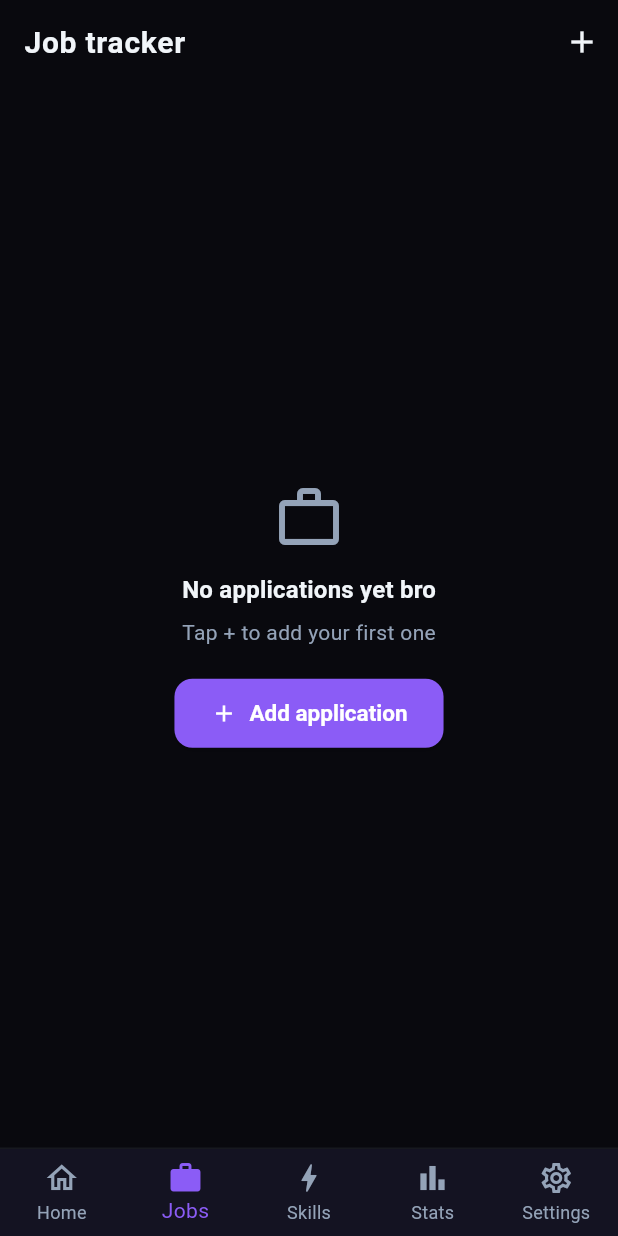
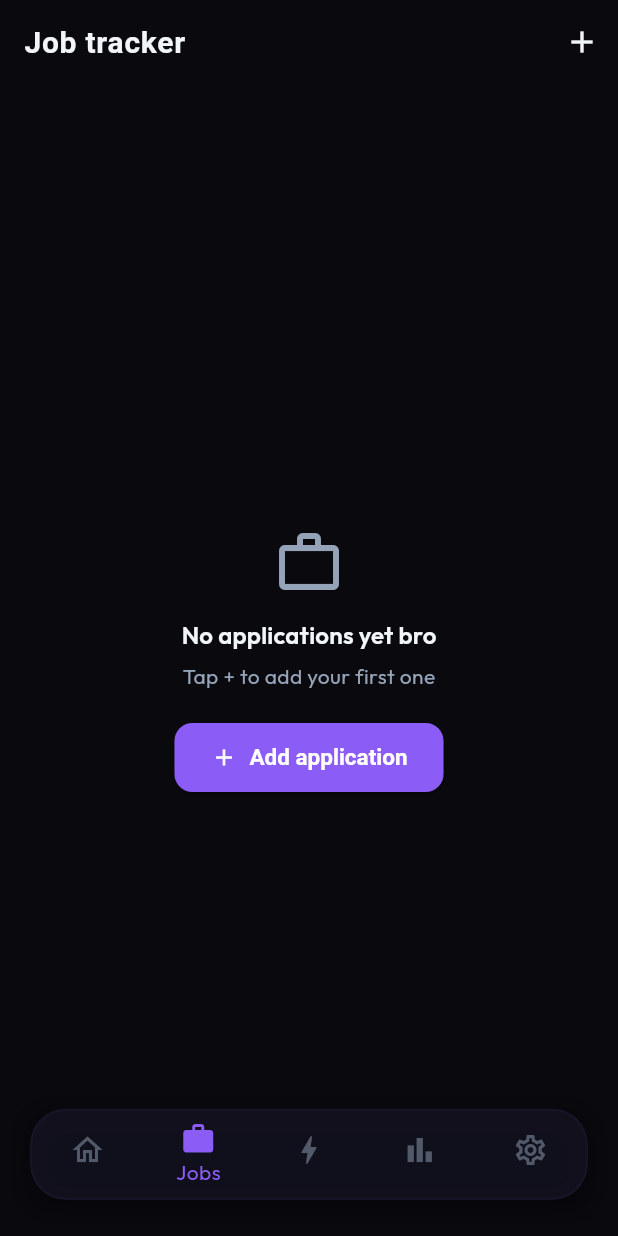
Before and after one commit to Niran31/Job-Ready, a Flutter app: the screen it shows after launch, item 2 of the bottom bar chosen, on a phone screen of 412 x 824 dp. Run offline on Flutter 3.47's test engine with Material 3 defaults, Android fonts, the phone set to English and light mode, and no system bars; our stand-ins replace cloud_firestore, firebase_auth, firebase_core, fl_chart, flutter_local_notifications, get and 5 more; accounts and stored records are empty.

Commit message:
UI/UX Branding & Styling: Outfit typography and Floating Bottom Navigation Bar with frosted glass BackdropFilter blur

```diff
--- a/jobready/lib/main.dart
+++ b/jobready/lib/main.dart
@@ -1,3 +1,4 @@
+import 'dart:ui';
 import 'package:flutter/material.dart';
 import 'package:get/get.dart';
 import 'package:hive_flutter/hive_flutter.dart';
@@ -84,22 +85,44 @@ class _MainNavigationState extends State<MainNavigation> {
   @override
   Widget build(BuildContext context) {
     return Scaffold(
+      extendBody: true, // Let screens flow behind the floating nav bar
       body: IndexedStack(
         index: _currentIndex,
         children: _screens,
       ),
       bottomNavigationBar: Container(
+        margin: const EdgeInsets.fromLTRB(20, 0, 20, 24),
         decoration: BoxDecoration(
-          border: Border(
-            top: BorderSide(
-              color: AppTheme.textSecondary.withOpacity(0.1),
-              width: 1,
+          boxShadow: [
+            BoxShadow(
+              color: Colors.black.withOpacity(0.35),
+              blurRadius: 16,
+              offset: const Offset(0, 4),
             ),
+          ],
+        ),
+        child: ClipRRect(
+          borderRadius: BorderRadius.circular(24),
+          child: BackdropFilter(
+            filter: ImageFilter.blur(sigmaX: 12, sigmaY: 12),
+            child: Container(
+              decoration: BoxDecoration(
+                color: AppTheme.bgCard.withOpacity(0.75),
+                borderRadius: BorderRadius.circular(24),
+                border: Border.all(
+                  color: AppTheme.bgCardLight.withOpacity(0.4),
+                  width: 1.5,
                 ),
               ),
               child: BottomNavigationBar(
                 currentIndex: _currentIndex,
                 onTap: (i) => setState(() => _currentIndex = i),
+                backgroundColor: Colors.transparent, // transparent to let BackdropFilter blur show through!
+                elevation: 0,
+                selectedItemColor: AppTheme.primary,
+                unselectedItemColor: AppTheme.textSecondary.withOpacity(0.5),
+                showSelectedLabels: true,
+                showUnselectedLabels: false,
                 items: const [
                   BottomNavigationBarItem(
                     icon: Icon(Icons.home_outlined),
@@ -129,6 +152,9 @@ class _MainNavigationState extends State<MainNavigation> {
                 ],
               ),
             ),
+          ),
+        ),
+      ),
     );
   }
 }
--- a/jobready/lib/screens/jobs_screen.dart
+++ b/jobready/lib/screens/jobs_screen.dart
@@ -103,6 +103,7 @@ class JobsScreen extends StatelessWidget {
                 ],
               );
             }),
+            const SizedBox(height: 100),
           ],
         );
       }),
--- a/jobready/lib/theme/app_theme.dart
+++ b/jobready/lib/theme/app_theme.dart
@@ -1,4 +1,5 @@
 import 'package:flutter/material.dart';
+import 'package:google_fonts/google_fonts.dart';
 
 class AppTheme {
   // Brand colors
@@ -42,7 +43,8 @@ class AppTheme {
           borderRadius: BorderRadius.circular(16),
         ),
       ),
-      textTheme: const TextTheme(
+      textTheme: GoogleFonts.outfitTextTheme(
+        const TextTheme(
           headlineLarge: TextStyle(color: textPrimary, fontWeight: FontWeight.w800, fontSize: 28),
           headlineMedium: TextStyle(color: textPrimary, fontWeight: FontWeight.w700, fontSize: 22),
           titleLarge: TextStyle(color: textPrimary, fontWeight: FontWeight.w600, fontSize: 18),
@@ -50,6 +52,7 @@ class AppTheme {
           bodyLarge: TextStyle(color: textPrimary, fontSize: 15),
           bodyMedium: TextStyle(color: textSecondary, fontSize: 14),
           labelLarge: TextStyle(color: textPrimary, fontWeight: FontWeight.w600, fontSize: 14),
+        ),
       ),
       bottomNavigationBarTheme: const BottomNavigationBarThemeData(
         backgroundColor: bgCard,
--- a/jobready/pubspec.yaml
+++ b/jobready/pubspec.yaml
@@ -37,6 +37,7 @@ dependencies:
   firebase_core: ^4.10.0
   firebase_auth: ^6.5.2
   cloud_firestore: ^6.5.0
+  google_fonts: ^8.1.0
 
 dev_dependencies:
   flutter_test:
```
Also changed, not shown: jobready/pubspec.lock. Lines whose indentation alone changed are shown as unchanged.
